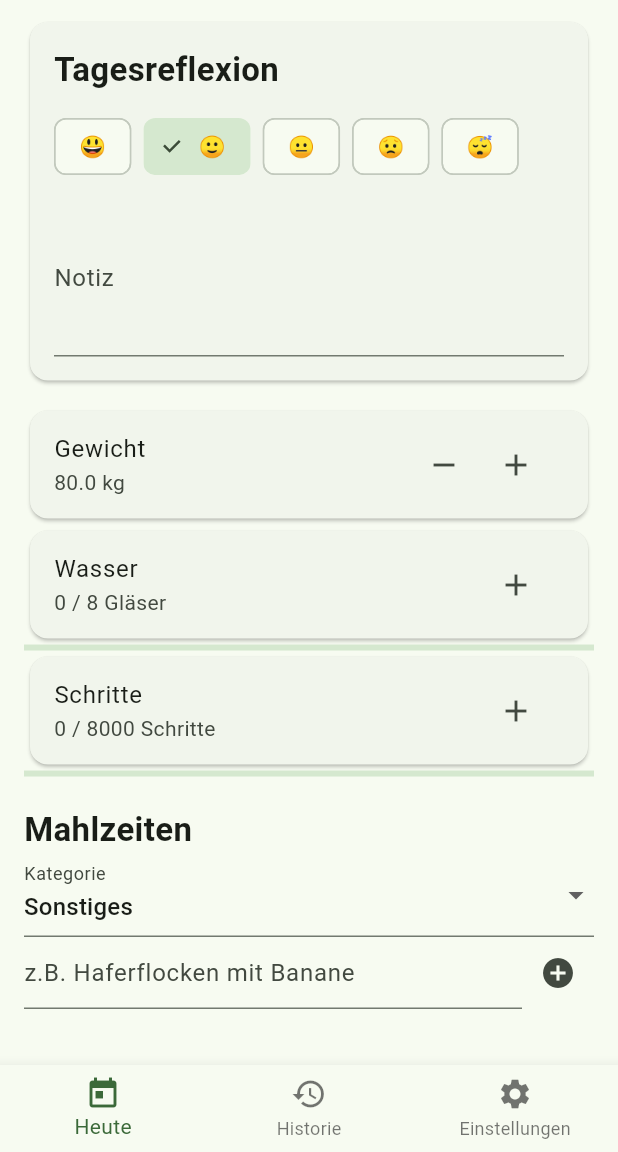
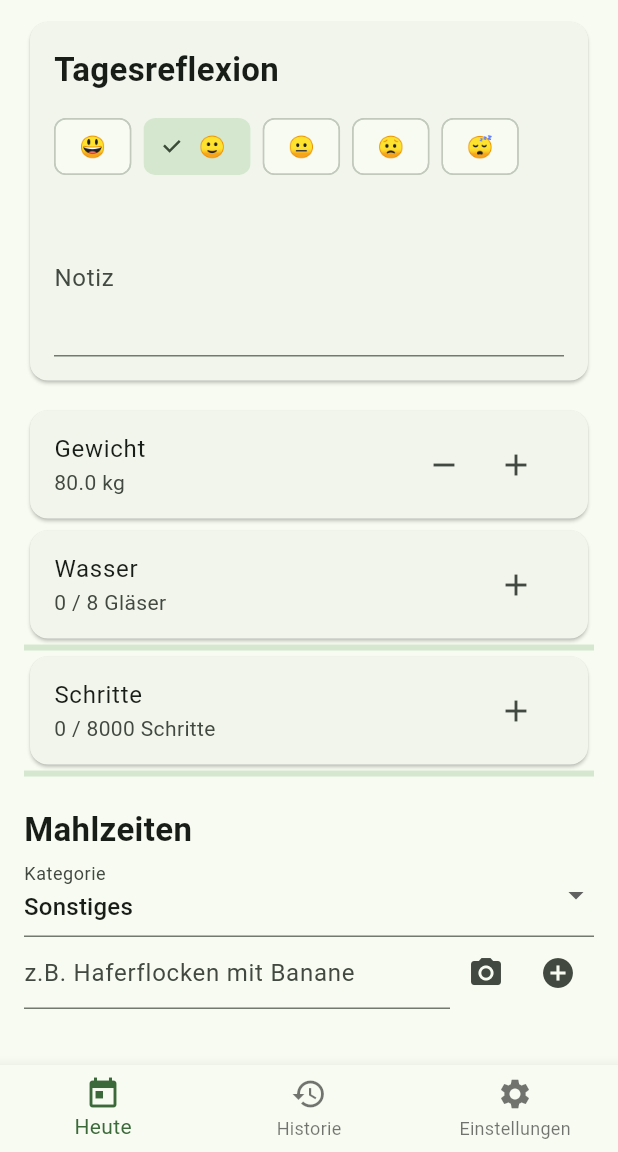
Before and after one commit to AveenAl-Hadad/mein_coach, a Flutter app: the screen it shows after launch, scrolled down 418 dp, on a phone screen of 412 x 824 dp, the part 84-1236 px from its top. Run offline on Flutter 3.47's test engine with Material 3 defaults, Android fonts, the phone set to English and light mode, and no system bars; our stand-ins replace fl_chart, image_picker, share_plus, shared_preferences.

Commit message:
Feature: Foto Auswahl fuer Mahlzeiten hinzugefuegt

```diff
--- a/lib/seiten/start_seite.dart
+++ b/lib/seiten/start_seite.dart
@@ -209,10 +209,11 @@ Future<void> backupImportieren() async {
 
           MahlzeitEingabe(
             controller: eingabeController,
-            beimHinzufuegen: (text, kategorie) {
+            beimHinzufuegen: (text, kategorie, bildPfad) {
               provider.mahlzeitHinzufuegen(
                 text,
                 kategorie: kategorie,
+                bildPfad: bildPfad,
               );
               eingabeController.clear();
             },
--- a/lib/widgets/mahlzeit_eingabe.dart
+++ b/lib/widgets/mahlzeit_eingabe.dart
@@ -1,10 +1,14 @@
+import 'dart:io';
+
 import 'package:flutter/material.dart';
+import 'package:image_picker/image_picker.dart';
 
 /// Eingabefeld für neue Mahlzeiten.
-/// Der Nutzer kann Text und Kategorie auswählen.
+/// Der Nutzer kann Text, Kategorie und optional ein Foto auswählen.
 class MahlzeitEingabe extends StatefulWidget {
   final TextEditingController controller;
-  final void Function(String text, String kategorie) beimHinzufuegen;
+  final void Function(String text, String kategorie, String? bildPfad)
+      beimHinzufuegen;
 
   const MahlzeitEingabe({
     super.key,
@@ -17,7 +21,10 @@ class MahlzeitEingabe extends StatefulWidget {
 }
 
 class _MahlzeitEingabeStatus extends State<MahlzeitEingabe> {
+  final ImagePicker bildAuswahl = ImagePicker();
+
   String ausgewaehlteKategorie = 'Sonstiges';
+  String? bildPfad;
 
   final List<String> kategorien = const [
     'Frühstück',
@@ -28,12 +35,38 @@ class _MahlzeitEingabeStatus extends State<MahlzeitEingabe> {
     'Sonstiges',
   ];
 
-  /// Gibt Text und Kategorie an die Startseite weiter.
+  /// Öffnet die Galerie und speichert den Bildpfad.
+  Future<void> fotoAuswaehlen() async {
+    final bild = await bildAuswahl.pickImage(
+      source: ImageSource.gallery,
+      imageQuality: 70,
+    );
+
+    if (bild == null) return;
+
+    setState(() {
+      bildPfad = bild.path;
+    });
+  }
+
+  /// Entfernt das ausgewählte Foto wieder.
+  void fotoEntfernen() {
+    setState(() {
+      bildPfad = null;
+    });
+  }
+
+  /// Gibt Text, Kategorie und Bildpfad an die Startseite weiter.
   void mahlzeitHinzufuegen() {
     widget.beimHinzufuegen(
       widget.controller.text,
       ausgewaehlteKategorie,
+      bildPfad,
     );
+
+    setState(() {
+      bildPfad = null;
+    });
   }
 
   @override
@@ -41,7 +74,7 @@ class _MahlzeitEingabeStatus extends State<MahlzeitEingabe> {
     return Column(
       children: [
         DropdownButtonFormField<String>(
-         initialValue: ausgewaehlteKategorie,
+          initialValue: ausgewaehlteKategorie,
           decoration: const InputDecoration(
             labelText: 'Kategorie',
           ),
@@ -71,11 +104,32 @@ class _MahlzeitEingabeStatus extends State<MahlzeitEingabe> {
               ),
             ),
             IconButton(
+              onPressed: fotoAuswaehlen,
+              icon: const Icon(Icons.photo_camera),
+            ),
+            IconButton(
               onPressed: mahlzeitHinzufuegen,
               icon: const Icon(Icons.add_circle),
             ),
           ],
         ),
+
+        if (bildPfad != null)
+          Card(
+            child: ListTile(
+              leading: Image.file(
+                File(bildPfad!),
+                width: 50,
+                height: 50,
+                fit: BoxFit.cover,
+              ),
+              title: const Text('Foto ausgewählt'),
+              trailing: IconButton(
+                icon: const Icon(Icons.close),
+                onPressed: fotoEntfernen,
+              ),
+            ),
+          ),
       ],
     );
   }
```
